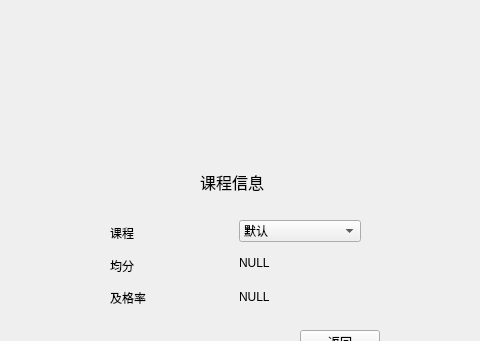
Old version of the form SSMS/course_widget.ui in the repository NogiNonoka/StudentStatusManagementSystem; both pictures show x 160 to 640 and y 0 to 341 of the 800 by 600 pixel window.
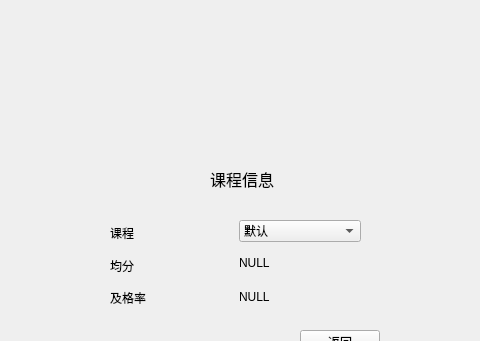
New version of the form.

The edit to the form file:
```diff
--- a/SSMS/course_widget.ui
+++ b/SSMS/course_widget.ui
@@ -29,10 +29,10 @@
   <widget class="QLabel" name="widgetLabel">
    <property name="geometry">
     <rect>
-     <x>360</x>
+     <x>370</x>
      <y>170</y>
-     <width>80</width>
-     <height>23</height>
+     <width>64</width>
+     <height>18</height>
     </rect>
    </property>
    <property name="font">
```
